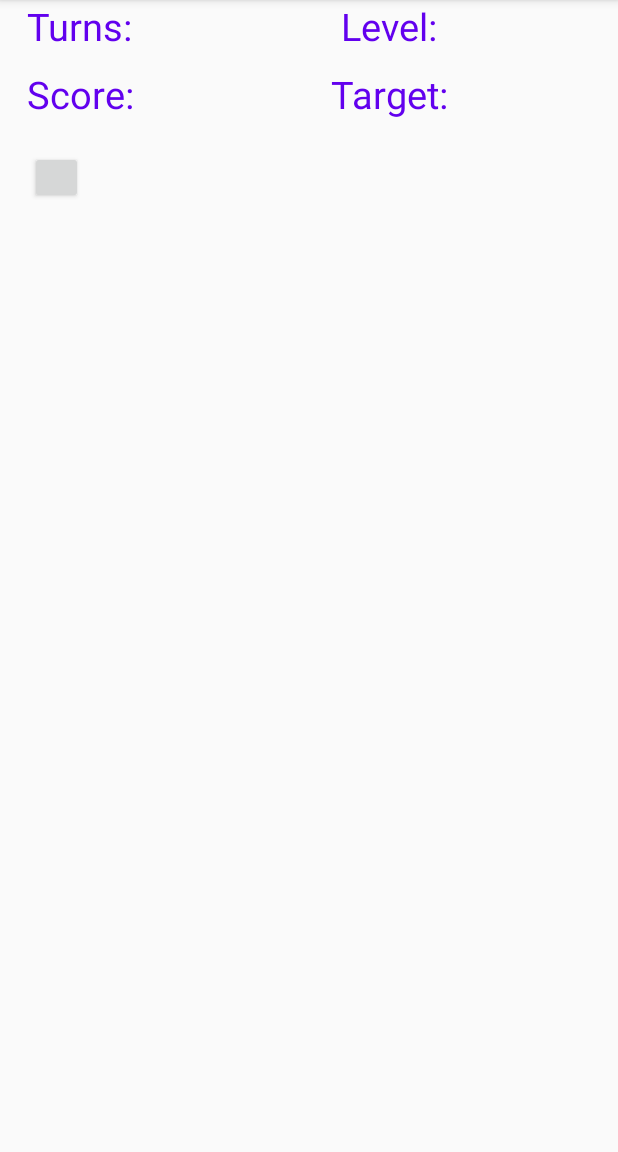
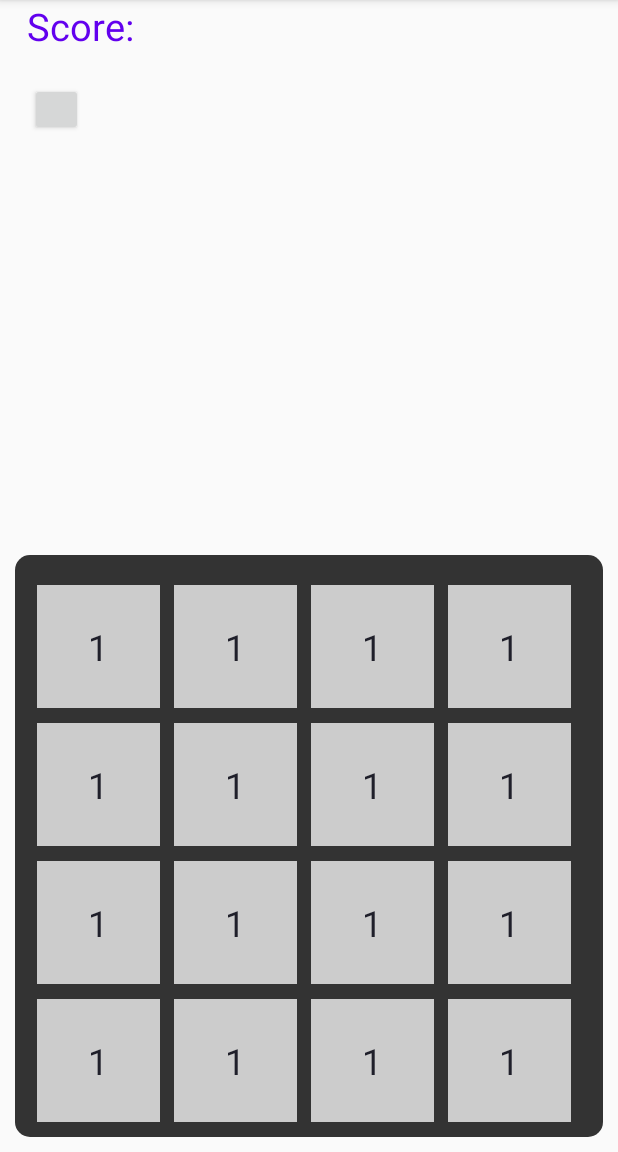
Before and after one commit to TeamoSupremo/GridGambit, an Android app: the GameScreen screen opened directly, with no data from a screen before it, on a phone screen of 412 x 824 dp, the part 84-1236 px from its top. Run offline under Robolectric (Android 15) with nearby library versions, the phone set to English and light mode, and no system bars.

Commit message:
added GridTextView class, added hardcoded gridItems, added layout references, layout changes if endless

```diff
--- a/app/src/main/java/com/example/gridgambit/GameScreen.java
+++ b/app/src/main/java/com/example/gridgambit/GameScreen.java
@@ -1,14 +1,114 @@
 package com.example.gridgambit;
 
+import androidx.annotation.RequiresApi;
 import androidx.appcompat.app.AppCompatActivity;
+import androidx.constraintlayout.widget.ConstraintLayout;
 
+import android.graphics.Color;
+import android.os.Build;
 import android.os.Bundle;
+import android.util.DisplayMetrics;
+import android.util.TypedValue;
+import android.view.Gravity;
+import android.view.ViewGroup;
+import android.widget.LinearLayout;
+
+import java.util.Locale;
 
 public class GameScreen extends AppCompatActivity {
 
+    Level levelUI;
+    private static final float ITEM_MARGIN_MODIFIER = 0.05f;
+    private static final float ITEM_MARGIN_MODIFIER_TOP = 0.1f;
+    private static final float GAME_MARGIN_MODIFIER = 0.025f;
+
+    @RequiresApi(api = Build.VERSION_CODES.LOLLIPOP)
     @Override
     protected void onCreate(Bundle savedInstanceState) {
         super.onCreate(savedInstanceState);
+
+        // Assign UI references
+        levelUI = new Level();
         setContentView(R.layout.activity_game_screen);
+        levelUI.gameLayout = findViewById(R.id.game_layout);
+        levelUI.infoLayout = findViewById(R.id.info_ui_layout);
+        levelUI.turnsText = findViewById(R.id.turns_text);
+        levelUI.levelText = findViewById(R.id.level_text);
+        levelUI.scoreText = findViewById(R.id.score_text);
+        levelUI.targetText = findViewById(R.id.target_text);
+        levelUI.turnsLevelRow = (LinearLayout) levelUI.turnsText.getParent();
+        levelUI.scoreRow = (LinearLayout) levelUI.scoreText.getParent();
+        levelUI.soundButton = findViewById(R.id.sound_button);
+
+        // Remove UI elements if endless mode is on
+        if(Player.PlayerInfo.isEndless){
+            Player.PlayerInfo.level = 0;
+            levelUI.turnsLevelRow.removeView(levelUI.turnsText);
+            levelUI.turnsLevelRow.removeView(levelUI.levelText);
+            levelUI.scoreRow.removeView(levelUI.targetText);
+        }
+
+        // Get display metrics for dynamic grid sizing
+        DisplayMetrics displayMetrics = new DisplayMetrics();
+        getWindowManager().getDefaultDisplay().getMetrics(displayMetrics);
+        int width = displayMetrics.widthPixels;
+        System.out.println(width);
+
+        // Set grid items to be 80% of screen width
+        int newWidth = (int) (width * 0.8) / 4;
+        int newHeight = (int) (width * 0.8) / 4;
+        int textSize = (int) (newWidth / 5);
+        Level.LevelInfo.gridSize = 4;
+
+
+        // Assign info UI params
+        levelUI.infoLayout.setOrientation(LinearLayout.VERTICAL);
+        LinearLayout.LayoutParams params = new LinearLayout.LayoutParams(ViewGroup.LayoutParams.MATCH_PARENT, ViewGroup.LayoutParams.WRAP_CONTENT);
+        LinearLayout.LayoutParams itemParams = new LinearLayout.LayoutParams(newWidth, newHeight);
+
+        // Create grid rows
+        // TODO: Change to grid size depending on level
+        for (int i = 0; i < 4; i++) {
+            System.out.println(levelUI.gameLayout);
+            System.out.println(i);
+            LinearLayout row = new LinearLayout(this);
+            row.setLayoutParams(params);
+            row.setOrientation(LinearLayout.HORIZONTAL);
+
+            // Fill grid rows
+            for (int j = 0; j < 4; j++) {
+                // TODO: scale gridItem size based on level
+                // TODO: create background for gridItem
+                GridTextView gridItem = new GridTextView(this);
+                // TODO: set gridItem text based on level
+                gridItem.setText("1");
+                gridItem.setTextColor(Color.parseColor("#1f1f2a"));
+                // Center text
+                gridItem.setGravity(Gravity.CENTER);
+                gridItem.setTextSize(textSize);
+                gridItem.setBackgroundColor(Color.LTGRAY);
+                gridItem.setMaxLines(1);
+                gridItem.setLayoutParams(itemParams);
+                itemParams.leftMargin = (int) ((width * ITEM_MARGIN_MODIFIER) / 4);
+                itemParams.rightMargin = (int) ((width * ITEM_MARGIN_MODIFIER) / 4);
+                itemParams.topMargin = (int) ((width * ITEM_MARGIN_MODIFIER_TOP) / 4);
+                gridItem.xLocation = j;
+                gridItem.yLocation = i;
+                row.addView(gridItem);
+            }
+            levelUI.gameLayout.addView(row);
+        }
+        ConstraintLayout.LayoutParams paramsGameLayout = (ConstraintLayout.LayoutParams) levelUI.gameLayout.getLayoutParams();
+        paramsGameLayout.leftMargin = (int) (width * GAME_MARGIN_MODIFIER);
+        paramsGameLayout.rightMargin = (int) (width * GAME_MARGIN_MODIFIER);
+        paramsGameLayout.bottomMargin = (int) (width * GAME_MARGIN_MODIFIER);
+
+        levelUI.gameLayout.setPadding(
+                (int) (width * GAME_MARGIN_MODIFIER),
+                (int) (width * GAME_MARGIN_MODIFIER),
+                (int) (width * GAME_MARGIN_MODIFIER),
+                (int) (width * GAME_MARGIN_MODIFIER));
+
+        levelUI.gameLayout.setLayoutParams(paramsGameLayout);
     }
 }
--- /dev/null
+++ b/app/src/main/java/com/example/gridgambit/GridTextView.java
@@ -0,0 +1,42 @@
+package com.example.gridgambit;
+import android.content.Context;
+import android.graphics.Canvas;
+import android.util.AttributeSet;
+import androidx.appcompat.widget.AppCompatTextView;
+import static java.lang.Integer.parseInt;
+
+public class GridTextView extends AppCompatTextView {
+
+    int xLocation = 0;
+    int yLocation = 0;
+    int matches = 0;
+    int firstMatch = 0;
+    int secondMatch = 0;
+    int thirdMatch = 0;
+
+    GridTextView firstMatchObject;
+    GridTextView secondMatchObject;
+    GridTextView thirdMatchObject;
+
+
+    public GridTextView(Context context) {
+        super(context);
+    }
+
+    public GridTextView(Context context, AttributeSet attrs) {
+        super(context, attrs);
+    }
+
+    public GridTextView(Context context, AttributeSet attrs, int defStyle) {
+        super(context, attrs, defStyle);
+    }
+
+    protected void onDraw (Canvas canvas) {
+        super.onDraw(canvas);
+    }
+
+    public int getValue() {
+        return parseInt(this.getText().toString());
+    }
+
+}
--- /dev/null
+++ b/app/src/main/res/drawable/value_text_background.xml
@@ -0,0 +1,9 @@
+<?xml version="1.0" encoding="utf-8"?>
+<shape android:shape="rectangle"
+    xmlns:android="http://schemas.android.com/apk/res/android">
+
+    <corners android:radius="10dp"/>
+    <solid android:color="#333333"/>
+    <size android:height="20dp" android:width="200dp"/>
+
+</shape>
--- a/app/src/main/res/layout/activity_game_screen.xml
+++ b/app/src/main/res/layout/activity_game_screen.xml
@@ -141,8 +141,10 @@
         android:id="@+id/game_layout"
         android:layout_width="match_parent"
         android:layout_height="wrap_content"
+        android:background="@drawable/value_text_background"
         android:orientation="vertical"
         app:layout_constraintBottom_toBottomOf="parent"
         tools:layout_editor_absoluteX="0dp" />
 
+
 </androidx.constraintlayout.widget.ConstraintLayout>
```
